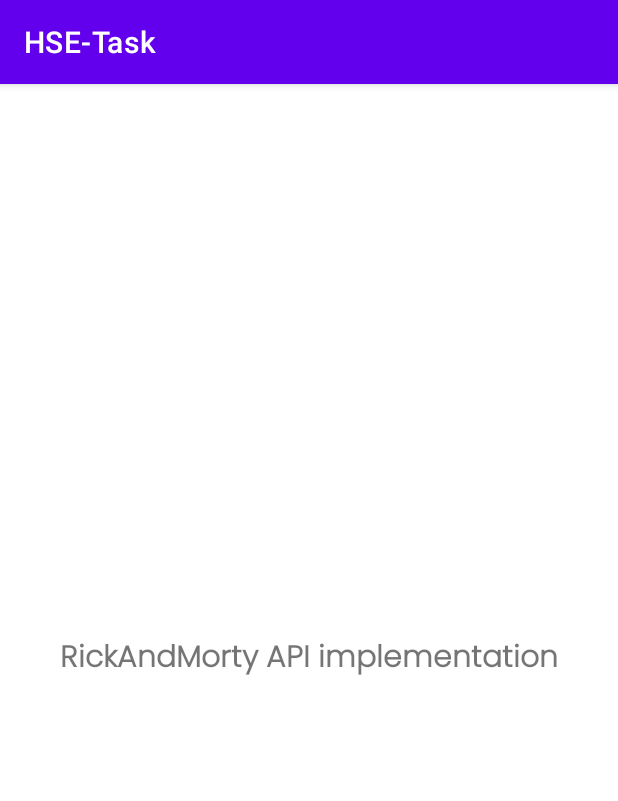
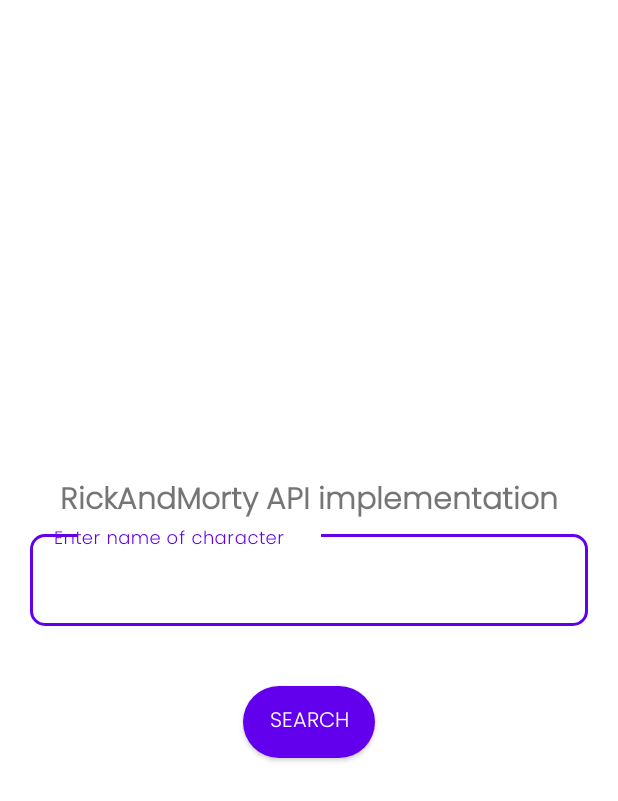
Before and after one commit to DiOnFire/HSE-Task, an Android app: the screen it shows after launch (MainActivity), on a phone screen of 412 x 824 dp. Shown: the top 801 px of the screen. Run offline under Robolectric (Android 15) with nearby library versions, the light colour scheme and no system bars.

Commit message:
Basic classes

```diff
--- a/app/src/main/AndroidManifest.xml
+++ b/app/src/main/AndroidManifest.xml
@@ -2,6 +2,8 @@
 <manifest xmlns:android="http://schemas.android.com/apk/res/android"
     xmlns:tools="http://schemas.android.com/tools"
     package="me.dion.hse">
+
+    <uses-permission android:name="android.permission.INTERNET" />
 
     <application
         android:allowBackup="true"
@@ -14,7 +16,7 @@
         android:theme="@style/Theme.HSETask"
         tools:targetApi="31">
         <activity
-            android:name=".MainActivity"
+            android:name=".activity.MainActivity"
             android:exported="true">
             <intent-filter>
                 <action android:name="android.intent.action.MAIN" />
--- a/app/src/main/java/me/dion/hse/MainActivity.kt
+++ b/app/src/main/java/me/dion/hse/activity/MainActivity.kt
@@ -1,11 +1,21 @@
-package me.dion.hse
+package me.dion.hse.activity
 
 import androidx.appcompat.app.AppCompatActivity
 import android.os.Bundle
+import android.widget.Button
+import me.dion.hse.R
 
 class MainActivity : AppCompatActivity() {
+    private lateinit var searchBtn: Button
+
     override fun onCreate(savedInstanceState: Bundle?) {
         super.onCreate(savedInstanceState)
         setContentView(R.layout.activity_main)
+
+        searchBtn = findViewById(R.id.search_btn)
+
+        searchBtn.setOnClickListener {
+
+        }
     }
 }
--- /dev/null
+++ b/app/src/main/java/me/dion/hse/traits/Character.kt
@@ -0,0 +1,3 @@
+package me.dion.hse.traits
+
+data class Character(val id: Int, val name: String, val species: String, val gender: String, val status: Status)
--- /dev/null
+++ b/app/src/main/java/me/dion/hse/traits/SerializableResponse.kt
@@ -0,0 +1,6 @@
+package me.dion.hse.traits
+
+import okhttp3.Response
+import java.io.Serializable
+
+data class SerializableResponse(val response: Response) : Serializable
--- /dev/null
+++ b/app/src/main/res/drawable/rounded_corner.xml
@@ -0,0 +1,5 @@
+<?xml version="1.0" encoding="utf-8"?>
+<shape xmlns:android="http://schemas.android.com/apk/res/android">
+    <corners  android:radius="100dp"/>
+    <solid android:color="#3aa1fc" />
+</shape>
--- a/app/src/main/res/layout/activity_main.xml
+++ b/app/src/main/res/layout/activity_main.xml
@@ -6,7 +6,7 @@
     android:layout_height="match_parent"
     android:orientation="vertical"
     android:gravity="center"
-    tools:context=".MainActivity">
+    tools:context=".activity.MainActivity">
 
     <TextView
         android:layout_width="match_parent"
@@ -21,4 +21,41 @@
         app:layout_constraintStart_toStartOf="parent"
         app:layout_constraintTop_toTopOf="parent" />
 
+    <com.google.android.material.textfield.TextInputLayout
+        android:id="@+id/emailFilledTextField"
+
+        style="@style/Widget.MaterialComponents.TextInputLayout.OutlinedBox"
+
+        app:boxCornerRadiusBottomEnd="10dp"
+        app:boxCornerRadiusBottomStart="10dp"
+        app:boxCornerRadiusTopEnd="10dp"
+        app:boxCornerRadiusTopStart="10dp"
+        android:layout_width="match_parent"
+        android:layout_height="wrap_content"
+        android:hint="@string/enter_name_of_character"
+        app:layout_constraintStart_toStartOf="parent"
+        app:layout_constraintTop_toTopOf="parent">
+
+        <com.google.android.material.textfield.TextInputEditText
+            android:id="@+id/login_text_edit"
+            android:layout_width="match_parent"
+            android:layout_height="wrap_content"
+            android:layout_marginLeft="20dp"
+            android:layout_marginRight="20dp"
+            android:fontFamily="@font/poppins_light"
+            tools:layout_editor_absoluteX="6dp"
+            tools:layout_editor_absoluteY="363dp" />
+    </com.google.android.material.textfield.TextInputLayout>
+
+    <Button
+        android:id="@+id/search_btn"
+        style="@style/Widget.AppCompat.Button"
+        android:layout_width="wrap_content"
+        android:layout_height="wrap_content"
+        android:layout_marginTop="40dp"
+        android:background="@drawable/rounded_corner"
+        android:fontFamily="@font/poppins_light"
+        android:text="@string/search"
+        app:layout_constraintStart_toStartOf="parent"
+        app:layout_constraintTop_toBottomOf="@+id/textView" />
 </LinearLayout>
--- a/app/src/main/res/values-night/themes.xml
+++ b/app/src/main/res/values-night/themes.xml
@@ -1,6 +1,6 @@
 <resources xmlns:tools="http://schemas.android.com/tools">
     <!-- Base application theme. -->
-    <style name="Theme.HSETask" parent="Theme.MaterialComponents.DayNight.DarkActionBar">
+    <style name="Theme.HSETask" parent="Theme.MaterialComponents.DayNight.NoActionBar">
         <!-- Primary brand color. -->
         <item name="colorPrimary">@color/purple_200</item>
         <item name="colorPrimaryVariant">@color/purple_700</item>
@@ -10,7 +10,11 @@
         <item name="colorSecondaryVariant">@color/teal_200</item>
         <item name="colorOnSecondary">@color/black</item>
         <!-- Status bar color. -->
-        <item name="android:statusBarColor" tools:targetApi="l">?attr/colorPrimaryVariant</item>
+        <item name="android:statusBarColor" >?attr/colorPrimaryVariant</item>
         <!-- Customize your theme here. -->
     </style>
+    <style name="Theme.HSETask.NoActionBar">
+        <item name="windowActionBar">false</item>
+        <item name="windowNoTitle">true</item>
+    </style>
 </resources>
--- a/app/src/main/res/values/strings.xml
+++ b/app/src/main/res/values/strings.xml
@@ -1,4 +1,6 @@
 <resources>
     <string name="app_name">HSE-Task</string>
     <string name="title">RickAndMorty API implementation</string>
+    <string name="enter_name_of_character">Enter name of character</string>
+    <string name="search">Search</string>
 </resources>
--- a/app/src/main/res/values/themes.xml
+++ b/app/src/main/res/values/themes.xml
@@ -1,6 +1,6 @@
 <resources xmlns:tools="http://schemas.android.com/tools">
     <!-- Base application theme. -->
-    <style name="Theme.HSETask" parent="Theme.MaterialComponents.DayNight.DarkActionBar">
+    <style name="Theme.HSETask" parent="Theme.MaterialComponents.DayNight.NoActionBar">
         <!-- Primary brand color. -->
         <item name="colorPrimary">@color/purple_500</item>
         <item name="colorPrimaryVariant">@color/purple_700</item>
@@ -10,7 +10,11 @@
         <item name="colorSecondaryVariant">@color/teal_700</item>
         <item name="colorOnSecondary">@color/black</item>
         <!-- Status bar color. -->
-        <item name="android:statusBarColor" tools:targetApi="l">?attr/colorPrimaryVariant</item>
+        <item name="android:statusBarColor" >?attr/colorPrimaryVariant</item>
         <!-- Customize your theme here. -->
     </style>
+    <style name="Theme.HSETask.NoActionBar">
+        <item name="windowActionBar">false</item>
+        <item name="windowNoTitle">true</item>
+    </style>
 </resources>
```
Also changed, not shown: app/src/main/java/me/dion/hse/api/ApiParser.kt (added, +41 -0 lines), app/src/main/java/me/dion/hse/traits/NetThread.kt (added, +22 -0 lines), app/src/main/java/me/dion/hse/traits/Status.kt (added, +7 -0 lines).
